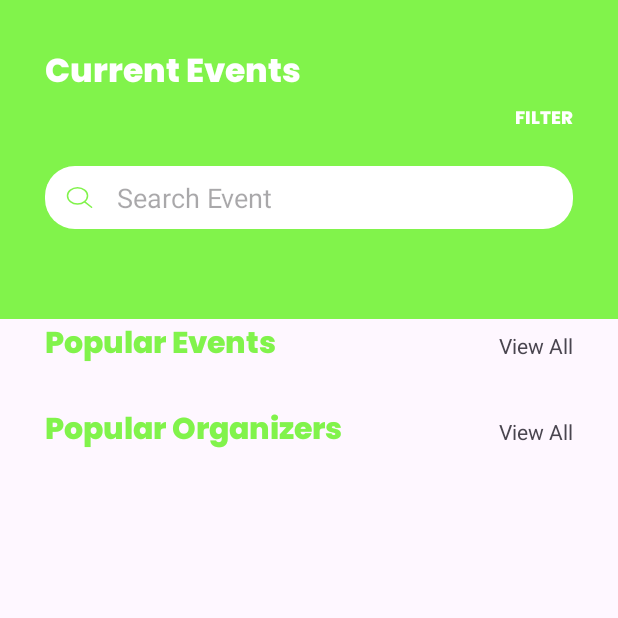
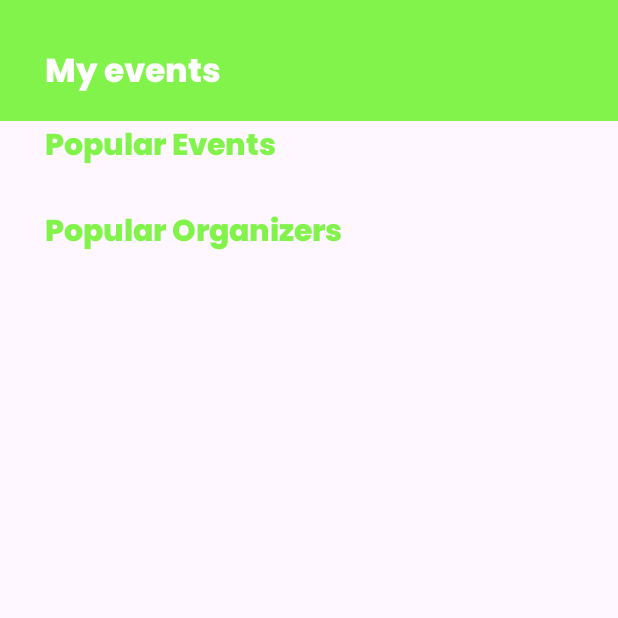
Before and after one commit to ZZhanserik/sportifyD, an Android app: the fragment HomeFragment shown on its own in the app's theme, on a phone screen of 412 x 824 dp, the top half of it. Run offline under Robolectric (Android 15) with nearby library versions, the phone set to English and light mode, and no system bars; our stand-ins replace Firebase (no records; nobody signed in at launch, a user with empty details on screens opened directly).

Commit message:
eventDetails

```diff
--- a/app/src/main/java/com/example/sportifyd/entity/SportEvent.kt
+++ b/app/src/main/java/com/example/sportifyd/entity/SportEvent.kt
@@ -1,8 +1,9 @@
 package com.example.sportifyd.entity
 
-import java.util.Date
+import java.io.Serializable
 
 data class SportEvent(
+    val eventId: String = "",
     val eventName: String = "",
     val location: String = "",
     val level: String = "",
@@ -13,7 +14,7 @@ data class SportEvent(
     val maxParticipants: String = "",
     val duration: String = "",
     val status: String = SportEventStatus.OPEN.name,
-)
+) : Serializable
 
 enum class SportEventStatus {
     OPEN, CLOSED
--- a/app/src/main/java/com/example/sportifyd/presentation/home/HomeFragment.kt
+++ b/app/src/main/java/com/example/sportifyd/presentation/home/HomeFragment.kt
@@ -11,6 +11,7 @@ import androidx.lifecycle.ViewModelProvider
 import com.example.sportifyd.databinding.FragmentHomeBinding
 import com.example.sportifyd.entity.SportEvent
 import com.example.sportifyd.entity.User
+import com.example.sportifyd.presentation.EventDetailsBottomSheet
 import com.example.sportifyd.presentation.home.adapter.PopularEventViewHolder
 import com.example.sportifyd.presentation.home.adapter.PopularEventAdapter
 import com.example.sportifyd.presentation.home.adapter.PopularOrganizers
@@ -76,7 +77,10 @@ class HomeFragment : Fragment() {
 
     private fun loadData() {
         popularEvents = FirebaseRecyclerOptions.Builder<SportEvent>().setQuery(Service.getEventsDataRef(), SportEvent::class.java).build()
-        adapterEvents = PopularEventAdapter(popularEvents)
+        adapterEvents = PopularEventAdapter(popularEvents) {
+            val bottomSheetFragment = EventDetailsBottomSheet.newInstance(it)
+            bottomSheetFragment.show(childFragmentManager, bottomSheetFragment.tag)
+        }
         adapterEvents.startListening()
         binding.popularEventsRv.adapter = adapterEvents
     }
--- a/app/src/main/java/com/example/sportifyd/presentation/home/adapter/PopularEvent.kt
+++ b/app/src/main/java/com/example/sportifyd/presentation/home/adapter/PopularEvent.kt
@@ -1,8 +1,10 @@
 package com.example.sportifyd.presentation.home.adapter
 
+import android.os.Parcelable
+import java.io.Serializable
 data class PopularEvent(
     val eventName: String,
     val eventStatus: String,
     val pricePerPerson: String,
     val taken: String,
-)
+): Serializable
--- a/app/src/main/java/com/example/sportifyd/presentation/search/SearchFragment.kt
+++ b/app/src/main/java/com/example/sportifyd/presentation/search/SearchFragment.kt
@@ -54,7 +54,7 @@ class SearchFragment : Fragment() {
         popularEvents =
             FirebaseRecyclerOptions.Builder<SportEvent>().setQuery(query, SportEvent::class.java)
                 .build()
-        adapterEvents = PopularEventAdapter(popularEvents)
+        adapterEvents = PopularEventAdapter(popularEvents, {})
         adapterEvents.startListening()
         binding.popularEventsRv.adapter = adapterEvents
     }
--- a/app/src/main/res/layout/fragment_home.xml
+++ b/app/src/main/res/layout/fragment_home.xml
@@ -24,51 +24,22 @@
                 android:layout_height="wrap_content"
                 android:layout_marginTop="30dp"
                 android:fontFamily="@font/poppins_extrabold"
-                android:text="@string/current_events"
+                android:text="My events"
                 android:textColor="@color/white"
                 android:textSize="22sp" />
 
-            <TextView
+            <androidx.recyclerview.widget.RecyclerView
+                android:id="@+id/my_events"
                 android:layout_width="match_parent"
                 android:layout_height="wrap_content"
-                android:fontFamily="@font/poppins_extrabold"
-                android:gravity="end"
-                android:text="@string/filter"
-                android:textColor="@color/white"
-                android:textSize="12sp" />
-
-            <androidx.constraintlayout.widget.ConstraintLayout
-                android:layout_width="match_parent"
-                android:layout_height="wrap_content"
-                android:layout_marginTop="20dp"
-                android:layout_marginBottom="60dp"
-                android:background="@drawable/bg_search_view"
-                android:padding="6dp">
-
-                <ImageView
-                    android:id="@+id/search_badge"
-                    android:layout_width="wrap_content"
-                    android:layout_height="wrap_content"
-                    android:layout_centerVertical="true"
-                    android:padding="8dp"
-                    android:src="@drawable/ic_search_green"
-                    app:layout_constraintBottom_toBottomOf="parent"
-                    app:layout_constraintStart_toStartOf="parent"
-                    app:layout_constraintTop_toTopOf="parent" />
-
-                <EditText
-                    android:id="@+id/edit_text_search"
-                    android:layout_width="wrap_content"
-                    android:layout_height="wrap_content"
-                    android:background="@null"
-                    android:hint="@string/search_event"
-                    android:paddingStart="8dp"
-                    android:paddingEnd="8dp"
-                    app:layout_constraintBottom_toBottomOf="parent"
-                    app:layout_constraintStart_toEndOf="@id/search_badge"
-                    app:layout_constraintTop_toTopOf="parent" />
-
-            </androidx.constraintlayout.widget.ConstraintLayout>
+                android:layout_marginTop="12dp"
+                app:layoutManager="androidx.recyclerview.widget.LinearLayoutManager"
+                app:layout_constraintBottom_toBottomOf="parent"
+                app:layout_constraintEnd_toEndOf="parent"
+                app:layout_constraintStart_toStartOf="parent"
+                app:layout_constraintTop_toBottomOf="@+id/textView2"
+                tools:itemCount="2"
+                tools:listitem="@layout/item_popular_events" />
 
         </LinearLayout>
 
@@ -90,14 +61,6 @@
                 android:textSize="20sp"
                 app:layout_constraintStart_toStartOf="parent"
                 app:layout_constraintTop_toTopOf="parent" />
-
-            <TextView
-                android:layout_width="wrap_content"
-                android:layout_height="wrap_content"
-                android:text="View All"
-                app:layout_constraintBottom_toBottomOf="@+id/textView2"
-                app:layout_constraintEnd_toEndOf="parent"
-                app:layout_constraintTop_toTopOf="@+id/textView2" />
 
             <androidx.recyclerview.widget.RecyclerView
                 android:id="@+id/popular_events_rv"
@@ -134,14 +97,6 @@
                 app:layout_constraintStart_toStartOf="parent"
                 app:layout_constraintTop_toTopOf="parent" />
 
-            <TextView
-                android:layout_width="wrap_content"
-                android:layout_height="wrap_content"
-                android:text="View All"
-                app:layout_constraintBottom_toBottomOf="@+id/textView3"
-                app:layout_constraintEnd_toEndOf="parent"
-                app:layout_constraintTop_toTopOf="@+id/textView3" />
-
             <GridView
                 android:id="@+id/popular_organizers_rv"
                 android:layout_width="0dp"
```
Also changed, not shown: app/src/main/java/com/example/sportifyd/data/Service.kt (+9 -3 lines), app/src/main/java/com/example/sportifyd/presentation/EventDetailsBottomSheet.kt (added, +53 -0 lines), app/src/main/java/com/example/sportifyd/presentation/home/adapter/PopularEventAdapter.kt (+18 -15 lines), app/src/main/res/layout/event_details_bottom_sheet.xml (added, +276 -0 lines).
